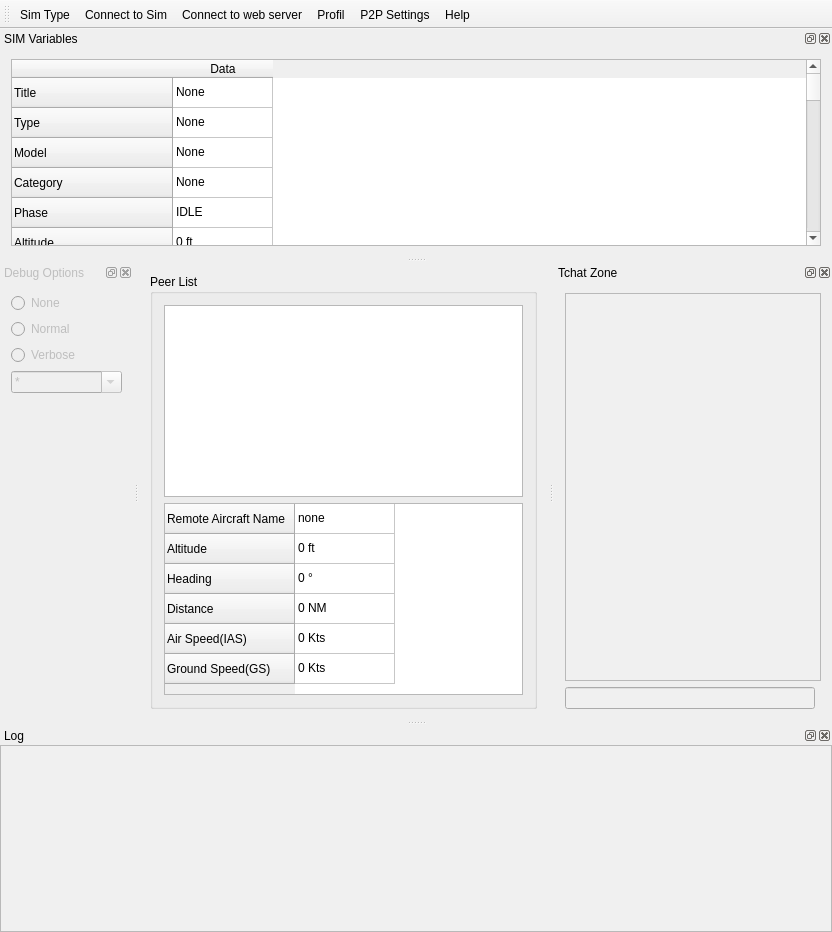
First picture: the form in gui/mainwindow.ui, repository Artemia76/ffs2play, before the edit.
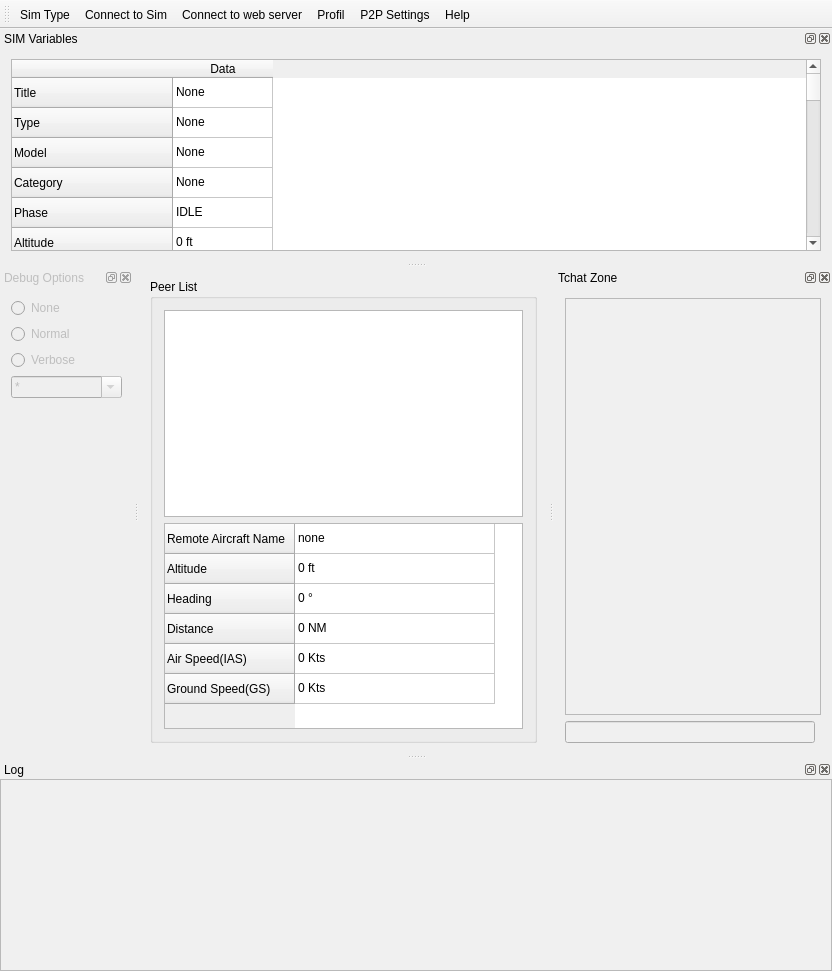
Second picture: the form after the edit. Icons and pictures are not drawn.

Commit message: Correction Detail display data for peer

Diff of the .ui file:
```diff
--- a/gui/mainwindow.ui
+++ b/gui/mainwindow.ui
@@ -7,7 +7,7 @@
     <x>0</x>
     <y>0</y>
     <width>832</width>
-    <height>932</height>
+    <height>971</height>
    </rect>
   </property>
   <property name="sizePolicy">
@@ -51,6 +51,21 @@
          <attribute name="horizontalHeaderVisible">
           <bool>false</bool>
          </attribute>
+         <attribute name="horizontalHeaderDefaultSectionSize">
+          <number>200</number>
+         </attribute>
+         <attribute name="horizontalHeaderMinimumSectionSize">
+          <number>100</number>
+         </attribute>
+         <attribute name="verticalHeaderVisible">
+          <bool>true</bool>
+         </attribute>
+         <attribute name="verticalHeaderCascadingSectionResizes">
+          <bool>false</bool>
+         </attribute>
+         <attribute name="verticalHeaderDefaultSectionSize">
+          <number>30</number>
+         </attribute>
          <row>
           <property name="text">
            <string>Remote Aircraft Name</string>
```
The commit also changes 2 other files.
